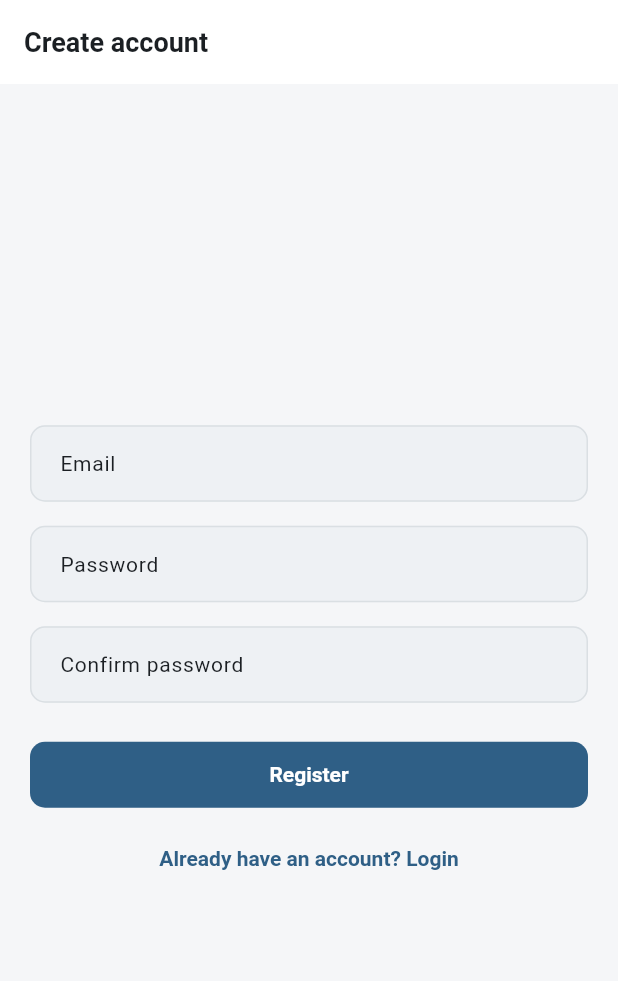
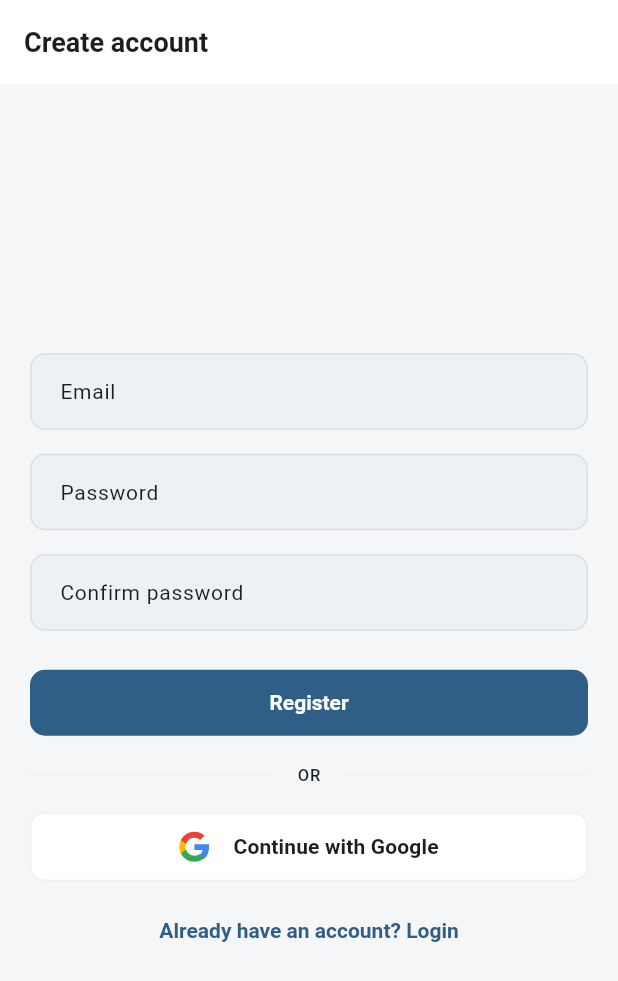
Before and after one commit to anish435/OmniLife, a Flutter app: the screen it shows after launch, after a tap on "Login", after a tap on "Don't have an account? Register", on a phone screen of 412 x 824 dp. Shown: the top 981 px of the screen. Run offline on Flutter 3.47's test engine with Material 3 defaults, Android fonts, the light colour scheme and no system bars; our stand-ins replace cloud_firestore, firebase_auth, firebase_core, flutter_bloc, get, google_sign_in and 1 more; accounts and stored records are empty.

Commit message:
add google sign in support
Integrated Google authentication with Firebase. Added Google sign-in button to login and register screens along with tests.

```diff
--- a/lib/data/repositories/auth_repository_impl.dart
+++ b/lib/data/repositories/auth_repository_impl.dart
@@ -49,10 +49,25 @@ class AuthRepositoryImpl implements AuthRepository {
   }
 
   @override
+  Future<AppUser> signInWithGoogle() async {
+    try {
+      final user = await _dataSource.signInWithGoogle();
+      return _toAppUser(user)!;
+    } on fb.FirebaseAuthException catch (e) {
+      throw AuthFailure(e.message ?? 'Google sign-in failed.', code: e.code);
+    }
+  }
+
+  @override
   Future<void> logout() => _dataSource.logout();
 
   AppUser? _toAppUser(fb.User? user) {
     if (user == null) return null;
-    return AppUser(uid: user.uid, email: user.email);
+    return AppUser(
+      uid: user.uid,
+      email: user.email,
+      displayName: user.displayName,
+      photoUrl: user.photoURL,
+    );
   }
 }
--- a/lib/domain/repositories/auth_repository.dart
+++ b/lib/domain/repositories/auth_repository.dart
@@ -3,10 +3,17 @@
 /// Kept separate from any Firebase type so domain/presentation code never
 /// depends on `firebase_auth` directly.
 class AppUser {
-  const AppUser({required this.uid, this.email});
+  const AppUser({
+    required this.uid,
+    this.email,
+    this.displayName,
+    this.photoUrl,
+  });
 
   final String uid;
   final String? email;
+  final String? displayName;
+  final String? photoUrl;
 }
 
 /// Domain-facing contract for authentication.
@@ -25,5 +32,7 @@ abstract class AuthRepository {
 
   Future<AppUser> login({required String email, required String password});
 
+  Future<AppUser> signInWithGoogle();
+
   Future<void> logout();
 }
--- a/lib/presentation/pages/auth/login_page.dart
+++ b/lib/presentation/pages/auth/login_page.dart
@@ -5,6 +5,7 @@ import '../../../app/routes/app_routes.dart';
 import '../../../app/theme/app_spacing.dart';
 import '../../../core/utils/validators.dart';
 import '../../controllers/auth_controller.dart';
+import '../../widgets/google_sign_in_button.dart';
 
 /// Login screen. Submits through [AuthController]; successful login
 /// transitions the app to the authenticated state (and, from there,
@@ -111,6 +112,53 @@ class _LoginPageState extends State<LoginPage> {
                           : const Text('Login'),
                     );
                   }),
+                  const SizedBox(height: AppSpacing.md),
+                  Row(
+                    children: [
+                      Expanded(
+                        child: Divider(
+                          color: Theme.of(context)
+                              .colorScheme
+                              .outline
+                              .withValues(alpha: 0.3),
+                        ),
+                      ),
+                      Padding(
+                        padding: const EdgeInsets.symmetric(
+                          horizontal: AppSpacing.md,
+                        ),
+                        child: Text(
+                          'OR',
+                          style: Theme.of(context).textTheme.labelSmall?.copyWith(
+                                color: Theme.of(context)
+                                    .colorScheme
+                                    .onSurfaceVariant,
+                              ),
+                        ),
+                      ),
+                      Expanded(
+                        child: Divider(
+                          color: Theme.of(context)
+                              .colorScheme
+                              .outline
+                              .withValues(alpha: 0.3),
+                        ),
+                      ),
+                    ],
+                  ),
+                  const SizedBox(height: AppSpacing.md),
+                  Obx(() {
+                    final googleLoading = _authController.isGoogleLoading.value;
+                    return GoogleSignInButton(
+                      isLoading: googleLoading,
+                      onPressed: _authController.isLoading.value
+                          ? null
+                          : () {
+                              _authController.clearError();
+                              _authController.signInWithGoogle();
+                            },
+                    );
+                  }),
                   const SizedBox(height: AppSpacing.sm),
                   TextButton(
                     onPressed: () {
--- a/lib/presentation/pages/auth/register_page.dart
+++ b/lib/presentation/pages/auth/register_page.dart
@@ -5,6 +5,7 @@ import '../../../app/routes/app_routes.dart';
 import '../../../app/theme/app_spacing.dart';
 import '../../../core/utils/validators.dart';
 import '../../controllers/auth_controller.dart';
+import '../../widgets/google_sign_in_button.dart';
 
 /// Registration screen. Submits through [AuthController]; successful
 /// registration transitions the app to the authenticated state.
@@ -113,6 +114,53 @@ class _RegisterPageState extends State<RegisterPage> {
                           : const Text('Register'),
                     );
                   }),
+                  const SizedBox(height: AppSpacing.md),
+                  Row(
+                    children: [
+                      Expanded(
+                        child: Divider(
+                          color: Theme.of(context)
+                              .colorScheme
+                              .outline
+                              .withValues(alpha: 0.3),
+                        ),
+                      ),
+                      Padding(
+                        padding: const EdgeInsets.symmetric(
+                          horizontal: AppSpacing.md,
+                        ),
+                        child: Text(
+                          'OR',
+                          style: Theme.of(context).textTheme.labelSmall?.copyWith(
+                                color: Theme.of(context)
+                                    .colorScheme
+                                    .onSurfaceVariant,
+                              ),
+                        ),
+                      ),
+                      Expanded(
+                        child: Divider(
+                          color: Theme.of(context)
+                              .colorScheme
+                              .outline
+                              .withValues(alpha: 0.3),
+                        ),
+                      ),
+                    ],
+                  ),
+                  const SizedBox(height: AppSpacing.md),
+                  Obx(() {
+                    final googleLoading = _authController.isGoogleLoading.value;
+                    return GoogleSignInButton(
+                      isLoading: googleLoading,
+                      onPressed: _authController.isLoading.value
+                          ? null
+                          : () {
+                              _authController.clearError();
+                              _authController.signInWithGoogle();
+                            },
+                    );
+                  }),
                   const SizedBox(height: AppSpacing.sm),
                   TextButton(
                     onPressed: () {
--- /dev/null
+++ b/lib/presentation/widgets/google_sign_in_button.dart
@@ -0,0 +1,162 @@
+import 'package:flutter/material.dart';
+
+import '../../app/theme/app_radius.dart';
+import '../../app/theme/app_spacing.dart';
+
+/// Branded "Continue with Google" button with the authentic 4-color Google G icon.
+///
+/// Follows Material 3 styling and OmniLife design tokens, adapting smoothly
+/// to both light and dark themes.
+class GoogleSignInButton extends StatelessWidget {
+  const GoogleSignInButton({
+    super.key,
+    required this.onPressed,
+    this.isLoading = false,
+    this.label = 'Continue with Google',
+  });
+
+  final VoidCallback? onPressed;
+  final bool isLoading;
+  final String label;
+
+  @override
+  Widget build(BuildContext context) {
+    final theme = Theme.of(context);
+    final isDark = theme.brightness == Brightness.dark;
+
+    return OutlinedButton(
+      onPressed: isLoading ? null : onPressed,
+      style: OutlinedButton.styleFrom(
+        foregroundColor: theme.colorScheme.onSurface,
+        backgroundColor: isDark
+            ? theme.colorScheme.surfaceContainerHighest.withValues(alpha: 0.5)
+            : theme.colorScheme.surface,
+        side: BorderSide(
+          color: theme.colorScheme.outline.withValues(alpha: 0.5),
+        ),
+        padding: const EdgeInsets.symmetric(
+          horizontal: AppSpacing.lg,
+          vertical: 13,
+        ),
+        shape: const RoundedRectangleBorder(
+          borderRadius: AppRadius.mediumRadius,
+        ),
+      ),
+      child: isLoading
+          ? const SizedBox(
+              height: 20,
+              width: 20,
+              child: CircularProgressIndicator(strokeWidth: 2),
+            )
+          : Row(
+              mainAxisAlignment: MainAxisAlignment.center,
+              mainAxisSize: MainAxisSize.min,
+              children: [
+                const GoogleLogo(size: 20),
+                const SizedBox(width: AppSpacing.md),
+                Text(
+                  label,
+                  style: theme.textTheme.labelLarge?.copyWith(
+                    fontWeight: FontWeight.w600,
+                  ),
+                ),
+              ],
+            ),
+    );
+  }
+}
+
+/// Renders the official 4-color Google 'G' mark cleanly via canvas paths.
+class GoogleLogo extends StatelessWidget {
+  const GoogleLogo({super.key, this.size = 20});
+
+  final double size;
+
+  @override
+  Widget build(BuildContext context) {
+    return CustomPaint(
+      size: Size(size, size),
+      painter: const _GoogleLogoPainter(),
+    );
+  }
+}
+
+class _GoogleLogoPainter extends CustomPainter {
+  const _GoogleLogoPainter();
+
+  @override
+  void paint(Canvas canvas, Size size) {
+    final scale = size.width / 24.0;
+    canvas.save();
+    canvas.scale(scale, scale);
+
+    // Blue
+    final bluePaint = Paint()
+      ..color = const Color(0xFF4285F4)
+      ..style = PaintingStyle.fill;
+    final bluePath = Path()
+      ..moveTo(23.745, 12.27)
+      ..cubicTo(23.745, 11.48, 23.675, 10.73, 23.55, 10.01)
+      ..lineTo(12.0, 10.01)
+      ..lineTo(12.0, 14.65)
+      ..lineTo(18.59, 14.65)
+      ..cubicTo(18.3, 16.14, 17.44, 17.41, 16.14, 18.28)
+      ..lineTo(16.14, 21.36)
+      ..lineTo(20.07, 21.36)
+      ..cubicTo(22.37, 19.24, 23.745, 16.08, 23.745, 12.27)
+      ..close();
+    canvas.drawPath(bluePath, bluePaint);
+
+    // Green
+    final greenPaint = Paint()
+      ..color = const Color(0xFF34A853)
+      ..style = PaintingStyle.fill;
+    final greenPath = Path()
+      ..moveTo(12.0, 24.0)
+      ..cubicTo(15.24, 24.0, 17.96, 22.92, 19.98, 21.05)
+      ..lineTo(16.14, 18.06)
+      ..cubicTo(15.07, 18.78, 13.68, 19.23, 12.0, 19.23)
+      ..cubicTo(8.87, 19.23, 6.22, 17.11, 5.27, 14.28)
+      ..lineTo(1.22, 14.28)
+      ..lineTo(1.22, 17.42)
+      ..cubicTo(3.23, 21.41, 7.35, 24.0, 12.0, 24.0)
+      ..close();
+    canvas.drawPath(greenPath, greenPaint);
+
+    // Yellow
+    final yellowPaint = Paint()
+      ..color = const Color(0xFFFBBC05)
+      ..style = PaintingStyle.fill;
+    final yellowPath = Path()
+      ..moveTo(5.27, 14.29)
+      ..cubicTo(5.02, 13.57, 4.89, 12.8, 4.89, 12.0)
+      ..cubicTo(4.89, 11.2, 5.03, 10.43, 5.27, 9.71)
+      ..lineTo(5.27, 6.57)
+      ..lineTo(1.22, 6.57)
+      ..cubicTo(0.44, 8.12, 0.0, 9.99, 0.0, 12.0)
+      ..cubicTo(0.0, 14.01, 0.44, 15.88, 1.22, 17.43)
+      ..lineTo(5.27, 14.29)
+      ..close();
+    canvas.drawPath(yellowPath, yellowPaint);
+
+    // Red
+    final redPaint = Paint()
+      ..color = const Color(0xFFEA4335)
+      ..style = PaintingStyle.fill;
+    final redPath = Path()
+      ..moveTo(12.0, 4.75)
+      ..cubicTo(13.77, 4.75, 15.35, 5.36, 16.6, 6.55)
+      ..lineTo(20.07, 3.08)
+      ..cubicTo(17.95, 1.17, 15.23, 0.0, 12.0, 0.0)
+      ..cubicTo(7.35, 0.0, 3.23, 2.59, 1.22, 6.58)
+      ..lineTo(5.27, 9.72)
+      ..cubicTo(6.22, 6.89, 8.87, 4.75, 12.0, 4.75)
+      ..close();
+    canvas.drawPath(redPath, redPaint);
+
+    canvas.restore();
+  }
+
+  @override
+  bool shouldRepaint(covariant CustomPainter oldDelegate) => false;
+}
--- a/pubspec.yaml
+++ b/pubspec.yaml
@@ -41,6 +41,7 @@ dependencies:
   flutter_bloc: ^9.1.1
   sqflite: ^2.4.4
   path: ^1.9.1
+  google_sign_in: ^6.2.2
 
 dev_dependencies:
   flutter_test:
```
Also changed, not shown: lib/data/datasources/remote/firebase_auth_datasource.dart (+53 -4 lines), lib/presentation/controllers/auth_controller.dart (+29 -0 lines), pubspec.lock, 2 other files.
